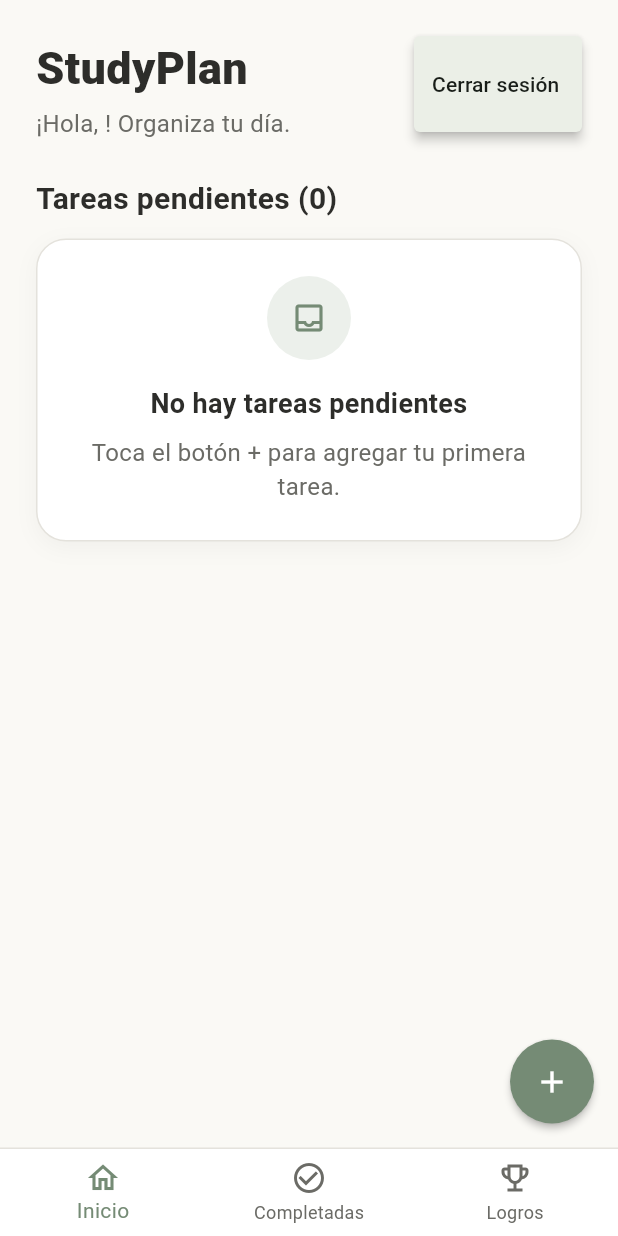
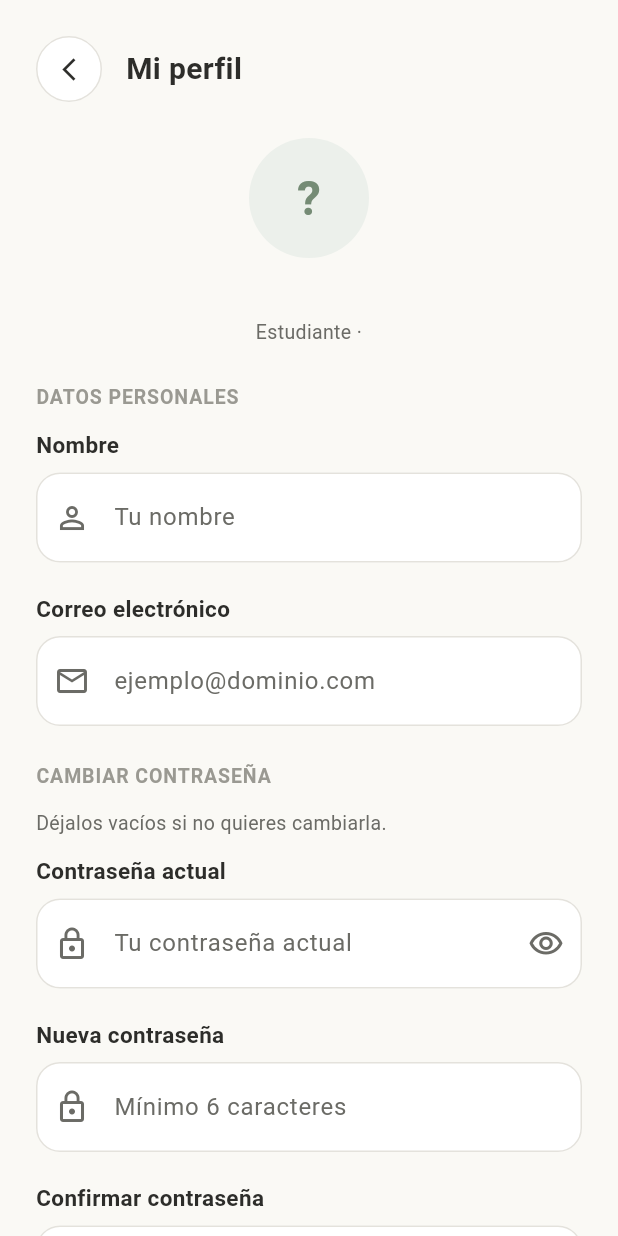
Before and after one commit to Bkyo13/studdy_plan_proyecto, a Flutter app: the EstudianteHome screen opened directly, after a tap on an icon or button, on a phone screen of 412 x 824 dp. Run offline on Flutter 3.47's test engine with Material 3 defaults, Android fonts, the phone set to English and light mode, and no system bars; our stand-ins replace shared_preferences; accounts and stored records are empty.

Commit message:
Formulario de cambio de usuario, correo etc

```diff
--- a/lib/models/usuario.dart
+++ b/lib/models/usuario.dart
@@ -9,11 +9,30 @@ class Usuario {
   final String contrasena;
   final Rol rol;
 
+  /// Cómo accede a la cuenta: 'correo' (acceso local, con contraseña),
+  /// 'google' o 'apple'. Hoy todas las cuentas son de acceso local.
+  final String proveedor;
+
   const Usuario({
     required this.id,
     required this.nombre,
     required this.correo,
     required this.contrasena,
     required this.rol,
+    this.proveedor = 'correo',
   });
+
+  /// Las cuentas de acceso local entran con correo y contraseña.
+  bool get accesoLocal => proveedor == 'correo';
+
+  Usuario copyWith({String? nombre, String? correo, String? contrasena}) {
+    return Usuario(
+      id: id,
+      nombre: nombre ?? this.nombre,
+      correo: correo ?? this.correo,
+      contrasena: contrasena ?? this.contrasena,
+      rol: rol,
+      proveedor: proveedor,
+    );
+  }
 }
--- a/lib/providers/logro_provider.dart
+++ b/lib/providers/logro_provider.dart
@@ -105,6 +105,12 @@ class LogroProvider extends ChangeNotifier {
   // Desbloqueo
   // -------------------------------------------------------------------
 
+  /// Borra los logros obtenidos por un estudiante (al eliminar su cuenta).
+  void eliminarDeEstudiante(int estudianteId) {
+    _obtenidos.removeWhere((o) => o.estudianteId == estudianteId);
+    notifyListeners();
+  }
+
   /// Desbloquea los logros cuyo XP requerido ya se alcanzó y devuelve los que
   /// se desbloquearon en este momento (para avisarle al estudiante).
   List<Logro> evaluar(int estudianteId, int xp) {
--- a/lib/providers/tarea_provider.dart
+++ b/lib/providers/tarea_provider.dart
@@ -191,6 +191,12 @@ class TareaProvider extends ChangeNotifier {
     notifyListeners();
   }
 
+  /// Borra todas las tareas de un estudiante (al eliminar su cuenta).
+  void eliminarDeEstudiante(int estudianteId) {
+    _tareas.removeWhere((t) => t.estudianteId == estudianteId);
+    notifyListeners();
+  }
+
   void eliminar(int id) {
     _tareas.removeWhere((t) => t.id == id);
     notifyListeners();
--- a/lib/providers/vinculo_provider.dart
+++ b/lib/providers/vinculo_provider.dart
@@ -21,6 +21,12 @@ class VinculoProvider extends ChangeNotifier {
     notifyListeners();
   }
 
+  /// Quita los vínculos de tutores con un estudiante (al eliminar su cuenta).
+  void eliminarDeEstudiante(int estudianteId) {
+    _vinculos.removeWhere((v) => v.estudianteId == estudianteId);
+    notifyListeners();
+  }
+
   void desvincular(int tutorId) {
     _vinculos.removeWhere((v) => v.tutorId == tutorId);
     notifyListeners();
--- a/lib/screens/estudiante/inicio_screen.dart
+++ b/lib/screens/estudiante/inicio_screen.dart
@@ -9,6 +9,7 @@ import '../../theme/app_theme.dart';
 import '../../widgets/estado_vacio.dart';
 import '../../widgets/tarjeta_tarea.dart';
 import 'detalle_tarea_screen.dart';
+import 'perfil_screen.dart';
 
 /// Pestaña Inicio: saludo y tareas pendientes (lista principal de la entrega).
 class InicioScreen extends StatefulWidget {
@@ -63,15 +64,11 @@ class _InicioScreenState extends State<InicioScreen> {
                 ),
               ),
               const SizedBox(width: 12),
-              PopupMenuButton<String>(
-                tooltip: 'Cuenta',
-                onSelected: (_) => context.read<AuthProvider>().cerrarSesion(),
-                itemBuilder: (_) => const [
-                  PopupMenuItem<String>(
-                    value: 'salir',
-                    child: Text('Cerrar sesión'),
-                  ),
-                ],
+              InkWell(
+                customBorder: const CircleBorder(),
+                onTap: () => Navigator.of(context).push(
+                  MaterialPageRoute(builder: (_) => const PerfilScreen()),
+                ),
                 child: CircleAvatar(
                   radius: 28,
                   backgroundColor: AppColors.verdeClaro,
--- /dev/null
+++ b/lib/screens/estudiante/perfil_screen.dart
@@ -0,0 +1,417 @@
+import 'package:flutter/material.dart';
+import 'package:provider/provider.dart';
+
+import '../../providers/auth_provider.dart';
+import '../../providers/logro_provider.dart';
+import '../../providers/tarea_provider.dart';
+import '../../providers/vinculo_provider.dart';
+import '../../theme/app_theme.dart';
+import '../../utils/mensajes.dart';
+import '../../utils/validadores.dart';
+import '../../widgets/boton_circular.dart';
+
+/// Perfil del estudiante: un solo formulario para consultar y editar nombre y
+/// correo, cambiar la contraseña (cuentas de acceso local), más ajustes,
+/// cierre de sesión y eliminación de la cuenta con confirmación.
+class PerfilScreen extends StatefulWidget {
+  const PerfilScreen({super.key});
+
+  @override
+  State<PerfilScreen> createState() => _PerfilScreenState();
+}
+
+class _PerfilScreenState extends State<PerfilScreen> {
+  final _formKey = GlobalKey<FormState>();
+  late final TextEditingController _nombreCtrl;
+  late final TextEditingController _correoCtrl;
+  final _actualCtrl = TextEditingController();
+  final _nuevaCtrl = TextEditingController();
+  final _confirmarCtrl = TextEditingController();
+  bool _ocultarPassword = true;
+
+  @override
+  void initState() {
+    super.initState();
+    final usuario = context.read<AuthProvider>().usuarioActual;
+    _nombreCtrl = TextEditingController(text: usuario?.nombre ?? '');
+    _correoCtrl = TextEditingController(text: usuario?.correo ?? '');
+  }
+
+  @override
+  void dispose() {
+    _nombreCtrl.dispose();
+    _correoCtrl.dispose();
+    _actualCtrl.dispose();
+    _nuevaCtrl.dispose();
+    _confirmarCtrl.dispose();
+    super.dispose();
+  }
+
+  /// ¿Escribió algo en los campos de contraseña?
+  bool get _tocaPassword =>
+      _actualCtrl.text.isNotEmpty ||
+      _nuevaCtrl.text.isNotEmpty ||
+      _confirmarCtrl.text.isNotEmpty;
+
+  void _guardar() {
+    if (!_formKey.currentState!.validate()) return;
+    final auth = context.read<AuthProvider>();
+    final usuario = auth.usuarioActual;
+    if (usuario == null) return;
+
+    final nuevoNombre = _nombreCtrl.text.trim();
+    final nuevoCorreo = _correoCtrl.text.trim().toLowerCase();
+    final cambiaPerfil =
+        nuevoNombre != usuario.nombre || nuevoCorreo != usuario.correo.toLowerCase();
+    final cambiaPassword = usuario.accesoLocal && _nuevaCtrl.text.isNotEmpty;
+
+    if (!cambiaPerfil && !cambiaPassword) {
+      mostrarMensaje(context, 'No hay cambios que guardar');
+      return;
+    }
+
+    // Se validan las dos cosas antes de cambiar nada, para no dejar la
+    // cuenta a medias.
+    if (cambiaPassword && !auth.contrasenaCorrecta(_actualCtrl.text)) {
+      mostrarMensaje(context, 'La contraseña actual no es correcta', error: true);
+      return;
+    }
+    if (cambiaPerfil) {
+      final error = auth.actualizarPerfil(nombre: nuevoNombre, correo: nuevoCorreo);
+      if (error != null) {
+        mostrarMensaje(context, error, error: true);
+        return;
+      }
+    }
+    if (cambiaPassword) {
+      final error = auth.cambiarContrasena(
+        actual: _actualCtrl.text,
+        nueva: _nuevaCtrl.text,
+      );
+      if (error != null) {
+        mostrarMensaje(context, error, error: true);
+        return;
+      }
+    }
+
+    _actualCtrl.clear();
+    _nuevaCtrl.clear();
+    _confirmarCtrl.clear();
+    FocusScope.of(context).unfocus();
+    mostrarMensaje(context, 'Perfil actualizado');
+  }
+
+  void _cerrarSesion() {
+    final auth = context.read<AuthProvider>();
+    Navigator.of(context).pop();
+    auth.cerrarSesion();
+  }
+
+  Future<void> _eliminarCuenta() async {
+    final confirmado = await showDialog<bool>(
+      context: context,
+      builder: (ctx) => AlertDialog(
+        title: const Text('Eliminar cuenta'),
+        content: const Text(
+          'Se borrarán tu cuenta, tus tareas y tus logros. '
+          'Esta acción no se puede deshacer.',
+        ),
+        actions: [
+          TextButton(
+            onPressed: () => Navigator.of(ctx).pop(false),
+            child: const Text('Cancelar'),
+          ),
+          TextButton(
+            onPressed: () => Navigator.of(ctx).pop(true),
+            child: const Text(
+              'Eliminar',
+              style: TextStyle(color: AppColors.peligro, fontWeight: FontWeight.w700),
+            ),
+          ),
+        ],
+      ),
+    );
+    if (confirmado != true || !mounted) return;
+
+    final auth = context.read<AuthProvider>();
+    final tareas = context.read<TareaProvider>();
+    final logros = context.read<LogroProvider>();
+    final vinculos = context.read<VinculoProvider>();
+    final id = auth.usuarioActual?.id;
+    if (id == null) return;
+
+    mostrarMensaje(context, 'Tu cuenta fue eliminada');
+    Navigator.of(context).pop();
+    tareas.eliminarDeEstudiante(id);
+    logros.eliminarDeEstudiante(id);
+    vinculos.eliminarDeEstudiante(id);
+    auth.eliminarCuenta();
+  }
+
+  @override
+  Widget build(BuildContext context) {
+    final auth = context.watch<AuthProvider>();
+    final usuario = auth.usuarioActual;
+    if (usuario == null) {
+      return const Scaffold(body: SizedBox.shrink());
+    }
+    final inicial =
+        usuario.nombre.isNotEmpty ? usuario.nombre[0].toUpperCase() : '?';
+
+    return Scaffold(
+      body: SafeArea(
+        child: SingleChildScrollView(
+          padding: const EdgeInsets.all(AppSpacing.pantalla),
+          child: Center(
+            child: ConstrainedBox(
+              constraints: const BoxConstraints(maxWidth: 420),
+              child: Form(
+                key: _formKey,
+                child: Column(
+                  crossAxisAlignment: CrossAxisAlignment.stretch,
+                  children: [
+                    Row(
+                      children: [
+                        BotonCircular(
+                          icono: Icons.arrow_back_ios_new,
+                          onPressed: () => Navigator.of(context).pop(),
+                        ),
+                        const SizedBox(width: 16),
+                        const Text('Mi perfil', style: AppText.tituloSeccion),
+                      ],
+                    ),
+                    const SizedBox(height: AppSpacing.entreSecciones),
+                    Center(
+                      child: CircleAvatar(
+                        radius: 40,
+                        backgroundColor: AppColors.verdeClaro,
+                        child: Text(
+                          inicial,
+                          style: const TextStyle(
+                            fontSize: 32,
+                            fontWeight: FontWeight.w700,
+                            color: AppColors.verde,
+                          ),
+                        ),
+                      ),
+                    ),
+                    const SizedBox(height: 12),
+                    Text(
+                      usuario.nombre,
+                      textAlign: TextAlign.center,
+                      style: AppText.tituloTarjeta,
+                    ),
+                    const SizedBox(height: 2),
+                    Text(
+                      'Estudiante · ${usuario.correo}',
+                      textAlign: TextAlign.center,
+                      style: AppText.pequeno,
+                    ),
+                    const SizedBox(height: AppSpacing.entreSecciones),
+
+                    _titulo('DATOS PERSONALES'),
+                    const SizedBox(height: 12),
+                    const Text('Nombre', style: AppText.labelCampo),
+                    const SizedBox(height: 8),
+                    TextFormField(
+                      controller: _nombreCtrl,
+                      textCapitalization: TextCapitalization.words,
+                      textInputAction: TextInputAction.next,
+                      validator: validarNombre,
+                      decoration: AppDecor.campo(
+                        hint: 'Tu nombre',
+                        icono: Icons.person_outline,
+                      ),
+                    ),
+                    const SizedBox(height: 20),
+                    const Text('Correo electrónico', style: AppText.labelCampo),
+                    const SizedBox(height: 8),
+                    TextFormField(
+                      controller: _correoCtrl,
+                      keyboardType: TextInputType.emailAddress,
+                      textInputAction: TextInputAction.next,
+                      validator: validarCorreo,
+                      decoration: AppDecor.campo(
+                        hint: 'ejemplo@dominio.com',
+                        icono: Icons.mail_outline,
+                      ),
+                    ),
+                    const SizedBox(height: AppSpacing.entreSecciones),
+
+                    _titulo('CAMBIAR CONTRASEÑA'),
+                    const SizedBox(height: 12),
+                    if (usuario.accesoLocal) ..._camposContrasena() else
+                      Text(
+                        'Tu cuenta usa acceso con ${usuario.proveedor}, así que la '
+                        'contraseña se administra allí.',
+                        style: AppText.pequeno,
+                      ),
+                    const SizedBox(height: 28),
+                    ElevatedButton(
+                      onPressed: _guardar,
+                      style: AppDecor.botonPrimario(),
+                      child: const Text('Guardar cambios', style: AppText.boton),
+                    ),
+                    const SizedBox(height: AppSpacing.entreSecciones),
+
+                    _titulo('AJUSTES'),
+                    const SizedBox(height: 12),
+                    _ajustes(auth.sesionRecordada),
+                    const SizedBox(height: AppSpacing.entreSecciones),
+
+                    OutlinedButton.icon(
+                      onPressed: _cerrarSesion,
+                      style: AppDecor.botonSecundario(),
+                      icon: const Icon(Icons.logout),
+                      label: const Text(
+                        'Cerrar sesión',
+                        style: TextStyle(fontSize: 16, fontWeight: FontWeight.w600),
+                      ),
+                    ),
+                    const SizedBox(height: 12),
+                    OutlinedButton.icon(
+                      onPressed: _eliminarCuenta,
+                      style: AppDecor.botonSecundario(color: AppColors.peligro),
+                      icon: const Icon(Icons.delete_outline),
+                      label: const Text(
+                        'Eliminar cuenta',
+                        style: TextStyle(fontSize: 16, fontWeight: FontWeight.w600),
+                      ),
+                    ),
+                  ],
+                ),
+              ),
+            ),
+          ),
+        ),
+      ),
+    );
+  }
+
+  Widget _titulo(String texto) {
+    return Text(
+      texto,
+      style: const TextStyle(
+        fontSize: 13,
+        fontWeight: FontWeight.w700,
+        letterSpacing: 0.6,
+        color: AppColors.textoTenue,
+      ),
+    );
+  }
+
+  List<Widget> _camposContrasena() {
+    final toggle = IconButton(
+      icon: Icon(
+        _ocultarPassword
+            ? Icons.visibility_outlined
+            : Icons.visibility_off_outlined,
+        color: AppColors.textoSuave,
+      ),
+      onPressed: () => setState(() => _ocultarPassword = !_ocultarPassword),
+    );
+
+    return [
+      const Text(
+        'Déjalos vacíos si no quieres cambiarla.',
+        style: AppText.pequeno,
+      ),
+      const SizedBox(height: 12),
+      const Text('Contraseña actual', style: AppText.labelCampo),
+      const SizedBox(height: 8),
+      TextFormField(
+        controller: _actualCtrl,
+        obscureText: _ocultarPassword,
+        textInputAction: TextInputAction.next,
+        validator: (v) => _tocaPassword && (v ?? '').isEmpty
+            ? 'Escribe tu contraseña actual'
+            : null,
+        decoration: AppDecor.campo(
+          hint: 'Tu contraseña actual',
+          icono: Icons.lock_outline,
+          sufijo: toggle,
+        ),
+      ),
+      const SizedBox(height: 20),
+      const Text('Nueva contraseña', style: AppText.labelCampo),
+      const SizedBox(height: 8),
+      TextFormField(
+        controller: _nuevaCtrl,
+        obscureText: _ocultarPassword,
+        textInputAction: TextInputAction.next,
+        validator: (v) {
+          if (!_tocaPassword) return null;
+          final texto = v ?? '';
+          if (texto.isEmpty) return 'Escribe la nueva contraseña';
+          if (texto.length < 6) return 'Mínimo 6 caracteres';
+          return null;
+        },
+        decoration: AppDecor.campo(
+          hint: 'Mínimo 6 caracteres',
+          icono: Icons.lock_outline,
+        ),
+      ),
+      const SizedBox(height: 20),
+      const Text('Confirmar contraseña', style: AppText.labelCampo),
+      const SizedBox(height: 8),
+      TextFormField(
+        controller: _confirmarCtrl,
+        obscureText: _ocultarPassword,
+        validator: (v) {
+          if (!_tocaPassword) return null;
+          if ((v ?? '') != _nuevaCtrl.text) return 'Las contraseñas no coinciden';
+          return null;
+        },
+        decoration: AppDecor.campo(
+          hint: 'Repite la nueva contraseña',
+          icono: Icons.lock_outline,
+        ),
+      ),
+    ];
+  }
+
+  Widget _ajustes(bool sesionRecordada) {
+    return Container(
+      decoration: AppDecor.tarjeta(),
+      child: Column(
+        children: [
+          SwitchListTile(
+            value: sesionRecordada,
+            onChanged: (valor) {
+              context.read<AuthProvider>().cambiarRecordarSesion(valor);
+              mostrarMensaje(
+                context,
+                valor
+                    ? 'La sesión se mantendrá iniciada en este dispositivo'
+                    : 'Se pedirá iniciar sesión al abrir la app',
+              );
+            },
+            title: const Text(
+              'Mantener sesión iniciada',
+              style: TextStyle(fontWeight: FontWeight.w600),
+            ),
+            subtitle: const Text(
+              'Guarda un token en este dispositivo para no pedir el login cada vez.',
+              style: AppText.pequeno,
+            ),
+          ),
+          const Divider(height: 1, color: AppColors.borde),
+          ListTile(
+            leading: const Icon(Icons.info_outline, color: AppColors.textoSuave),
+            title: const Text(
+              'Acerca de StudyPlan',
+              style: TextStyle(fontWeight: FontWeight.w600),
+            ),
+            trailing: const Icon(Icons.chevron_right, color: AppColors.textoSuave),
+            onTap: () => showAboutDialog(
+              context: context,
+              applicationName: 'StudyPlan',
+              applicationVersion: '1.0.0',
+              applicationLegalese: 'Proyecto escolar · UTNG',
+            ),
+          ),
+        ],
+      ),
+    );
+  }
+}
```
Also changed, not shown: lib/providers/auth_provider.dart (+101 -29 lines).
